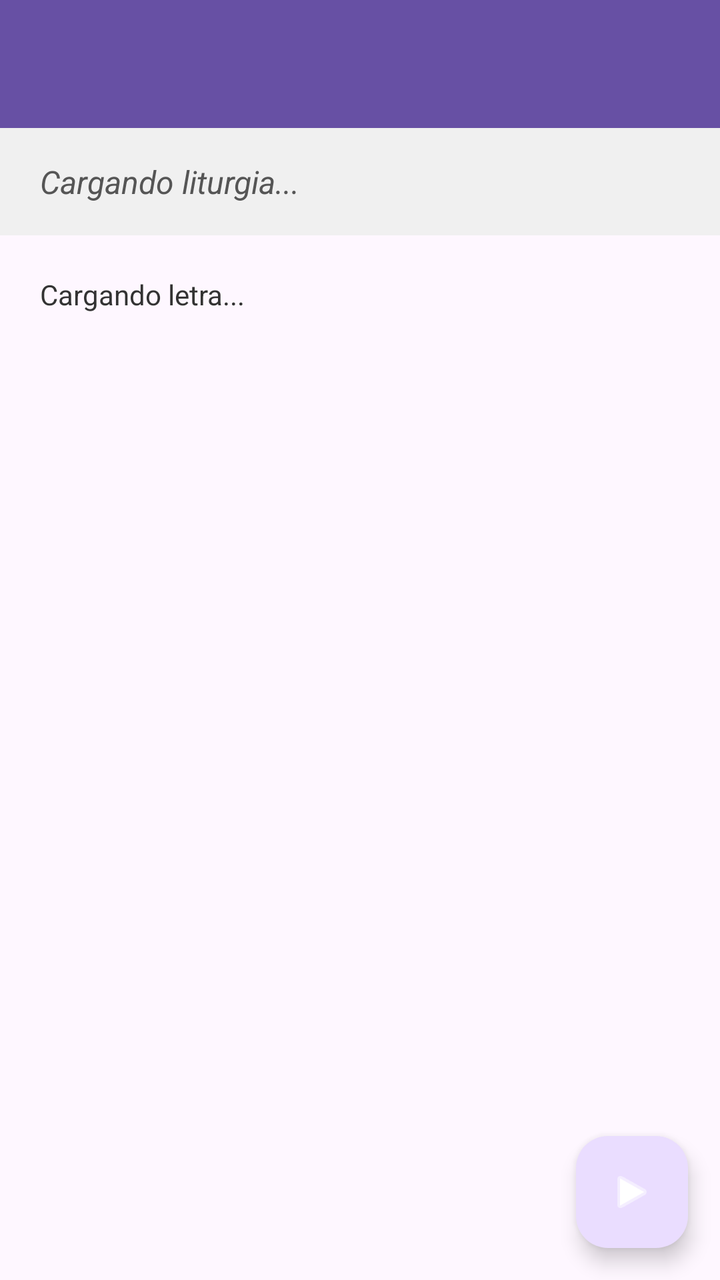
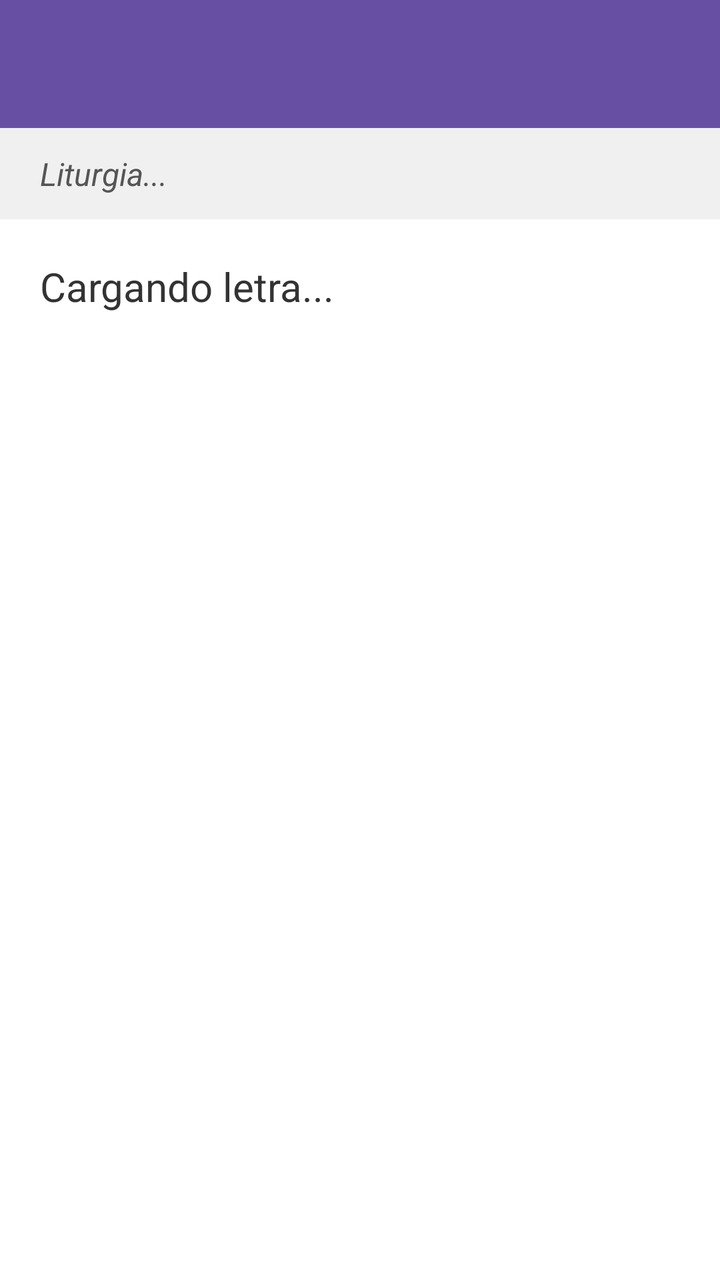

Compare the two renders of this Android layout. The source of the first and the diff that turns it into the second are given below.
<!-- AndroidManifest.xml: application theme Theme.Liricprayer -->
<!-- res/layout/activity_song_detail.xml -->
<?xml version="1.0" encoding="utf-8"?>
<RelativeLayout
    xmlns:android="http://schemas.android.com/apk/res/android"
    xmlns:app="http://schemas.android.com/apk/res-auto"
    xmlns:tools="http://schemas.android.com/tools"
    android:layout_width="match_parent"
    android:layout_height="match_parent"
    tools:context=".activities.SongDetailActivity">

    <androidx.appcompat.widget.Toolbar
        android:id="@+id/detail_toolbar"
        android:layout_width="match_parent"
        android:layout_height="?attr/actionBarSize"
        android:background="?attr/colorPrimary"
        app:titleTextColor="@android:color/white"
        android:elevation="4dp"
        android:textSize="18sp"
        android:textStyle="bold"
        android:theme="@style/ThemeOverlay.AppCompat.Dark.ActionBar" />

    <TextView
        android:id="@+id/detail_liturgy_text"
        android:layout_width="match_parent"
        android:layout_height="wrap_content"
        android:layout_below="@id/detail_toolbar"
        android:paddingStart="20dp"
        android:paddingEnd="20dp"
        android:paddingTop="16dp"
        android:paddingBottom="16dp"
        android:background="#F0F0F0"
        android:text="Cargando liturgia..."
        android:textStyle="italic"
        android:textColor="#555555"
        android:textSize="16sp" />

    <ScrollView
        android:id="@+id/lyrics_scroll"
        android:layout_width="match_parent"
        android:layout_height="match_parent"
        android:layout_below="@id/detail_liturgy_text"> <TextView
        android:id="@+id/lyrics_text"
        android:layout_width="match_parent"
        android:layout_height="wrap_content"
        android:padding="20dp"
        android:text="Cargando letra..."
        android:textColor="#333333"
        android:lineSpacingExtra="6sp"
        android:textSize="14sp" />

    </ScrollView>

    <com.google.android.material.floatingactionbutton.FloatingActionButton
        android:id="@+id/fab_play"
        android:layout_width="wrap_content"
        android:layout_height="wrap_content"
        android:layout_alignParentEnd="true"
        android:layout_alignParentBottom="true"
        android:layout_margin="16dp"
        android:src="@android:drawable/ic_media_play"
        app:tint="@android:color/white"/>

</RelativeLayout>
<!-- resources referenced by this layout -->
<resources>
  <style name="Theme.Liricprayer" parent="Base.Theme.Liricprayer" />
  <style name="Base.Theme.Liricprayer" parent="Theme.Material3.DayNight.NoActionBar">
          
          
      </style>
</resources>

<!-- the commit's change to res/layout/activity_song_detail.xml (unified diff, before → after) -->
@@ -5,49 +5,63 @@
     xmlns:tools="http://schemas.android.com/tools"
     android:layout_width="match_parent"
     android:layout_height="match_parent"
+    android:background="@android:color/white"
     tools:context=".activities.SongDetailActivity">
 
-    <androidx.appcompat.widget.Toolbar
-        android:id="@+id/detail_toolbar"
-        android:layout_width="match_parent"
-        android:layout_height="?attr/actionBarSize"
-        android:background="?attr/colorPrimary"
-        app:titleTextColor="@android:color/white"
-        android:elevation="4dp"
-        android:textSize="18sp"
-        android:textStyle="bold"
-        android:theme="@style/ThemeOverlay.AppCompat.Dark.ActionBar" />
-
-    <TextView
-        android:id="@+id/detail_liturgy_text"
-        android:layout_width="match_parent"
-        android:layout_height="wrap_content"
-        android:layout_below="@id/detail_toolbar"
-        android:paddingStart="20dp"
-        android:paddingEnd="20dp"
-        android:paddingTop="16dp"
-        android:paddingBottom="16dp"
-        android:background="#F0F0F0"
-        android:text="Cargando liturgia..."
-        android:textStyle="italic"
-        android:textColor="#555555"
-        android:textSize="16sp" />
-
-    <ScrollView
-        android:id="@+id/lyrics_scroll"
+    <LinearLayout
         android:layout_width="match_parent"
         android:layout_height="match_parent"
-        android:layout_below="@id/detail_liturgy_text"> <TextView
-        android:id="@+id/lyrics_text"
-        android:layout_width="match_parent"
-        android:layout_height="wrap_content"
-        android:padding="20dp"
-        android:text="Cargando letra..."
-        android:textColor="#333333"
-        android:lineSpacingExtra="6sp"
-        android:textSize="14sp" />
+        android:orientation="vertical">
 
-    </ScrollView>
+        <androidx.appcompat.widget.Toolbar
+            android:id="@+id/detail_toolbar"
+            android:layout_width="match_parent"
+            android:layout_height="?attr/actionBarSize"
+            android:background="?attr/colorPrimary"
+            app:titleTextColor="@android:color/white"
+            android:elevation="4dp"
+            android:theme="@style/ThemeOverlay.AppCompat.Dark.ActionBar" />
+
+        <com.pierfrancescosoffritti.androidyoutubeplayer.core.player.views.YouTubePlayerView
+            android:id="@+id/youtube_player_view"
+            android:layout_width="match_parent"
+            android:layout_height="wrap_content"
+            app:autoPlay="false"
+            app:showFullScreenButton="false"
+            app:showYouTubeButton="false"
+            android:visibility="gone" />
+
+        <TextView
+            android:id="@+id/detail_liturgy_text"
+            android:layout_width="match_parent"
+            android:layout_height="wrap_content"
+            android:paddingStart="20dp"
+            android:paddingEnd="20dp"
+            android:paddingTop="12dp"
+            android:paddingBottom="12dp"
+            android:background="#F0F0F0"
+            android:text="Liturgia..."
+            android:textStyle="italic"
+            android:textColor="#555555"
+            android:textSize="16sp" />
+
+        <ScrollView
+            android:id="@+id/lyrics_scroll"
+            android:layout_width="match_parent"
+            android:layout_height="0dp"
+            android:layout_weight="1">
+
+            <TextView
+                android:id="@+id/lyrics_text"
+                android:layout_width="match_parent"
+                android:layout_height="wrap_content"
+                android:padding="20dp"
+                android:text="Cargando letra..."
+                android:textColor="#333333"
+                android:lineSpacingExtra="6sp"
+                android:textSize="20sp" />
+        </ScrollView>
+    </LinearLayout>
 
     <com.google.android.material.floatingactionbutton.FloatingActionButton
         android:id="@+id/fab_play"
@@ -57,6 +71,7 @@
         android:layout_alignParentBottom="true"
         android:layout_margin="16dp"
         android:src="@android:drawable/ic_media_play"
-        app:tint="@android:color/white"/>
+        app:tint="@android:color/white"
+        android:visibility="gone"/>
 
 </RelativeLayout>
